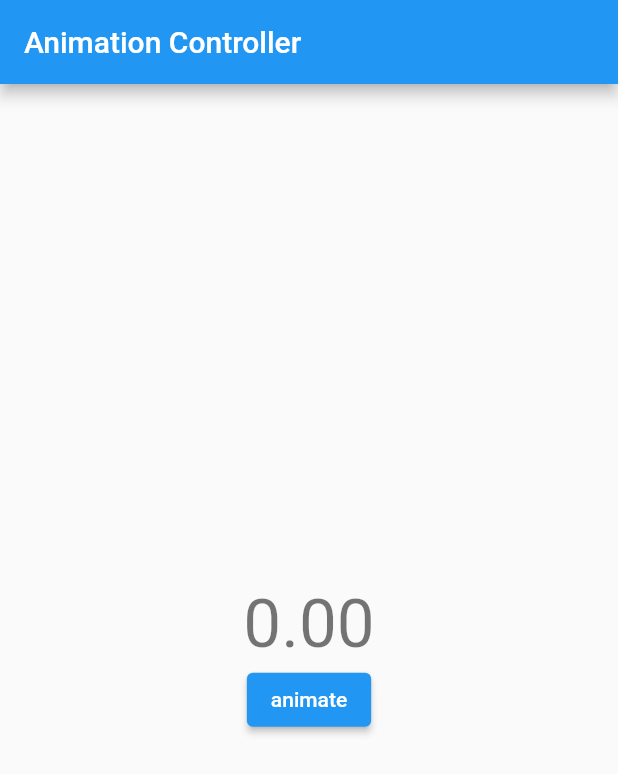
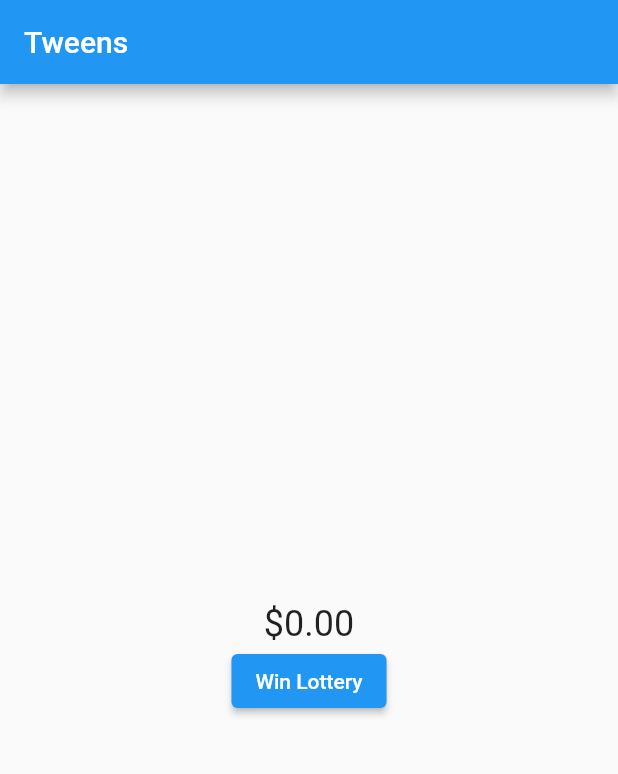
Before and after one commit to fenturechance/flutterPractice2021, a Flutter app: the screen it shows after launch, on a phone screen of 412 x 824 dp. Shown: the top 774 px of the screen. Run offline on Flutter 3.47's test engine with Material 2 defaults, Android fonts, the phone set to English and light mode, and no system bars.

Commit message:
MainAxisSize / AnimationStatus / reverse / forward/ Duration

```diff
--- a/lib/main.dart
+++ b/lib/main.dart
@@ -16,15 +16,19 @@ class HomePage extends StatefulWidget {
 class _HomePageState extends State<HomePage>
     with SingleTickerProviderStateMixin {
   static const Duration _duration = Duration(seconds: 1);
+  static const double accountBalance = 1000000;
   late final AnimationController controller;
+  late final Animation<double> animation;
   @override
   void initState() {
     super.initState();
 
     controller = AnimationController(vsync: this, duration: _duration)
       ..addListener(() {
+        // Marks the widget tree as dirty
         setState(() {});
       });
+    animation = Tween(begin: 0.0, end: accountBalance).animate(controller);
   }
 
   @override
@@ -38,7 +42,7 @@ class _HomePageState extends State<HomePage>
   Widget build(BuildContext context) {
     return Scaffold(
       appBar: AppBar(
-        title: const Text('Animation Controller'),
+        title: const Text('Tweens'),
       ),
       body: Center(
         child: Column(
@@ -46,14 +50,15 @@ class _HomePageState extends State<HomePage>
           children: [
             ConstrainedBox(
               constraints: const BoxConstraints(maxWidth: 200),
-              child: Text(
-                controller.value.toStringAsFixed(2),
-                style: Theme.of(context).textTheme.headline3,
-                textScaleFactor: 1 + controller.value,
-              ),
+              child: Text('\$${animation.value.toStringAsFixed(2)}',
+                  style: const TextStyle(fontSize: 24)),
             ),
             ElevatedButton(
-              child: const Text('animate'),
+              child: Text(
+                controller.status == AnimationStatus.completed
+                    ? 'Buy a Mansion'
+                    : 'Win Lottery',
+              ),
               onPressed: () {
                 if (controller.status == AnimationStatus.completed) {
                   controller.reverse();
```
